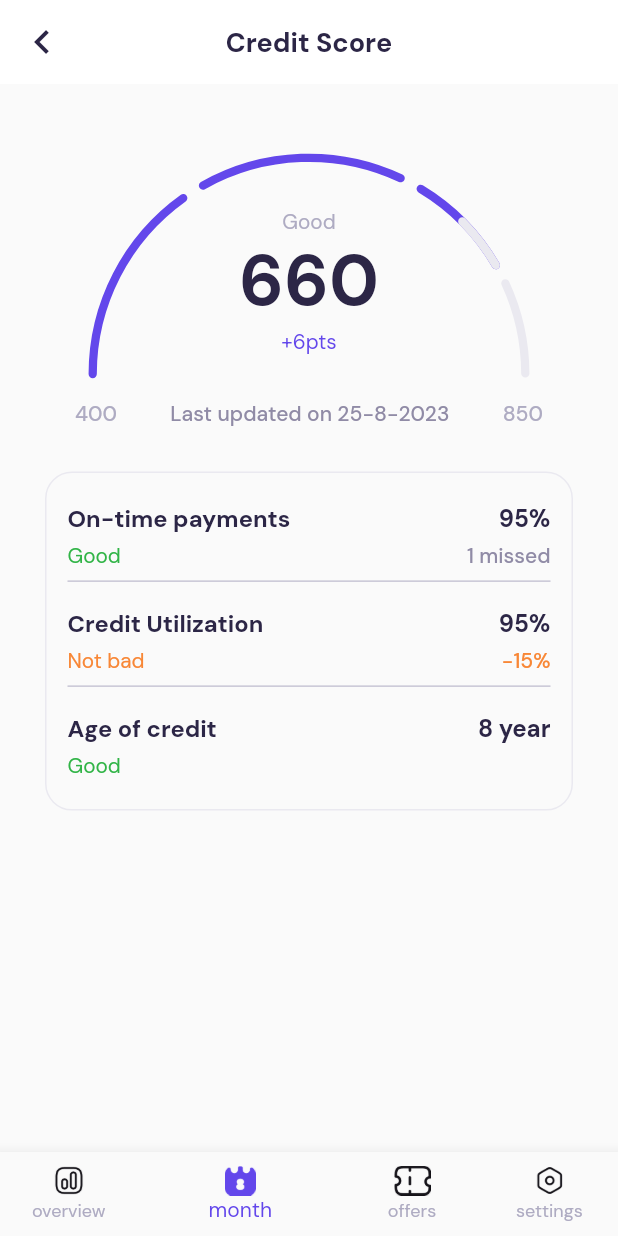
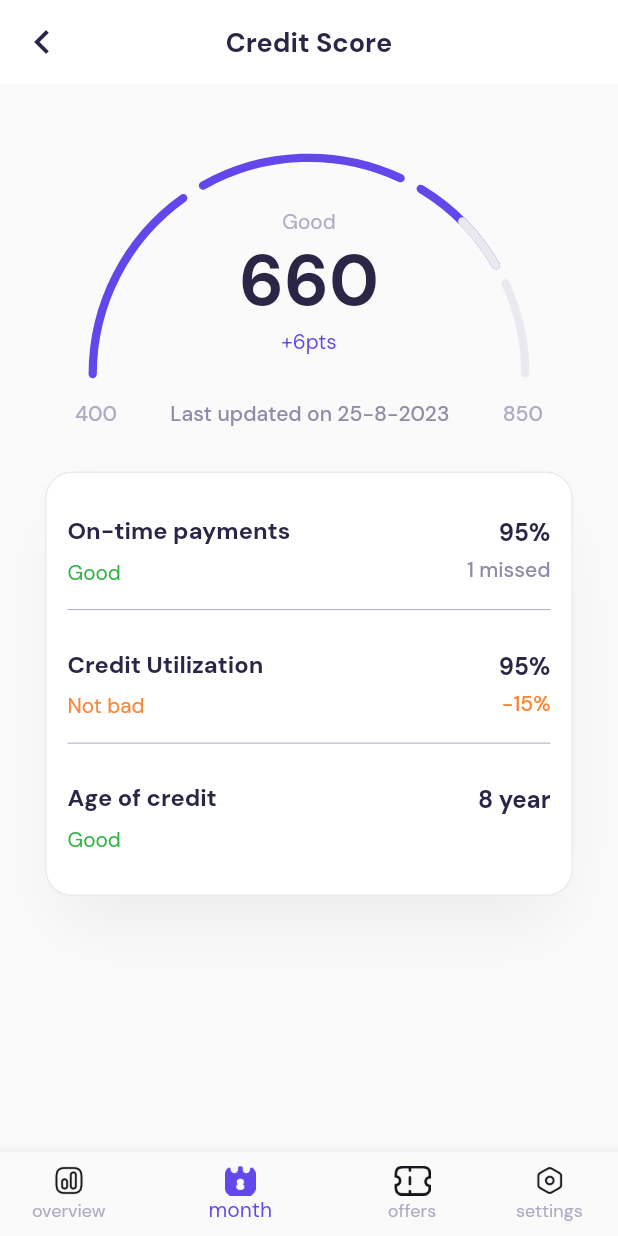
Before and after one commit to Emehinola/zarac, a Flutter app: the CreditScore screen opened by its route, on a phone screen of 412 x 824 dp. Run offline on Flutter 3.47's test engine with Material 2 defaults, Android fonts, the phone set to English and light mode, and no system bars; our stand-ins replace flutter_screenutil, google_fonts.

Commit message:
refactored code

```diff
--- a/lib/screens/credit_score.dart
+++ b/lib/screens/credit_score.dart
@@ -5,8 +5,9 @@ import 'package:zacrac/paint/arc_one.dart';
 import '../constants.dart';
 import '../widgets/nav_bar.dart';
 
+
 class CreditScore extends StatelessWidget {
-  CreditScore({super.key});
+  const CreditScore({super.key});
 
   @override
   Widget build(BuildContext context) {
@@ -59,7 +60,9 @@ class Body extends StatelessWidget {
       required String score,
       required String meta,
     }) {
-      return Row(
+      return Padding(
+        padding: const EdgeInsets.symmetric(vertical: 8.0),
+        child: Row(
           mainAxisAlignment: MainAxisAlignment.spaceBetween,
           children: [
             Column(
@@ -72,7 +75,7 @@ class Body extends StatelessWidget {
                       color: AppColors.neutral,
                       fontSize: 16.sp),
                 ),
-              const SizedBox(height: 5),
+                const SizedBox(height: 8),
                 Text(
                   status,
                   style: Theme.of(context).textTheme.bodyLarge?.copyWith(
@@ -105,6 +108,7 @@ class Body extends StatelessWidget {
               ],
             )
           ],
+        ),
       );
     }
 
@@ -153,12 +157,13 @@ class Body extends StatelessWidget {
           decoration: BoxDecoration(
               border: Border.all(color: AppColors.neutralLight1),
               borderRadius: BorderRadius.circular(18),
-              boxShadow: [
+              color: Colors.white,
+              boxShadow: const [
                 BoxShadow(
-                  color: Colors.white.withOpacity(0),
+                  color: Color.fromRGBO(0, 0, 0, .06),
                   blurRadius: 40,
                   spreadRadius: -10,
-                  offset: const Offset(0, 25),
+                  offset: Offset(0, 25),
                 )
               ]),
           child: Column(
--- a/lib/screens/expenses.dart
+++ b/lib/screens/expenses.dart
@@ -15,10 +15,7 @@ class Expenses extends StatefulWidget {
 }
 
 class _ExpensesState extends State<Expenses> {
-  int monthlyBudget = 2550;
-  int remainder = 738;
-  int transport = 700;
-  int utilities = 320;
+
 
   @override
   Widget build(BuildContext context) {
--- a/lib/widgets/bills.dart
+++ b/lib/widgets/bills.dart
@@ -64,8 +64,9 @@ class _BillsState extends State<Bills> {
       decoration: BoxDecoration(
           border: Border.all(color: AppColors.neutralLight1),
           borderRadius: BorderRadius.circular(18),
+          color: Colors.white,
           boxShadow: const [
-             BoxShadow(
+            BoxShadow(
               color: Color.fromRGBO(0, 0, 0, .06),
               blurRadius: 40,
               spreadRadius: -10,
--- a/lib/widgets/subscription.dart
+++ b/lib/widgets/subscription.dart
@@ -93,7 +93,7 @@ class _SubscriptionState extends State<Subscription> {
                     (e) => Padding(
                       padding: const EdgeInsets.symmetric(horizontal: 12, ),
                       child: ListTile(
-                        contentPadding: EdgeInsets.zero,
+                        contentPadding: const EdgeInsets.symmetric(vertical: 5.0),
                         leading: Image.asset(e.picture, height: 36, width: 36,),
                         title: Text(e.name, style: TextStyle(fontSize: 14.sp),),
                         subtitle: Text(
--- a/lib/widgets/total_bills.dart
+++ b/lib/widgets/total_bills.dart
@@ -15,9 +15,7 @@ class TotalBills extends StatefulWidget {
 }
 
 class _TotalBillsState extends State<TotalBills> {
-  double getPercentage(double value, double totalWidth) {
-    return (value / 100) * totalWidth;
-  }
+
 
   @override
   Widget build(BuildContext context) {
@@ -26,6 +24,7 @@ class _TotalBillsState extends State<TotalBills> {
       decoration: BoxDecoration(
           border: Border.all(color: AppColors.neutralLight1),
           borderRadius: BorderRadius.circular(18),
+          color: Colors.white,
           boxShadow: const [
             BoxShadow(
               color: Color.fromRGBO(0, 0, 0, .06),
--- a/pubspec.yaml
+++ b/pubspec.yaml
@@ -36,7 +36,6 @@ dependencies:
   # Use with the CupertinoIcons class for iOS style icons.
   cupertino_icons: ^1.0.2
   flutter_lints: ^2.0.0
-  flutter_bloc: ^8.1.3
   google_fonts: ^5.1.0
   flutter_screenutil: ^5.9.0
 
```
Also changed, not shown: lib/app.dart (added, +43 -0 lines), lib/main.dart (+3 -40 lines), pubspec.lock, 1 other file. Lines whose indentation alone changed are shown as unchanged.
